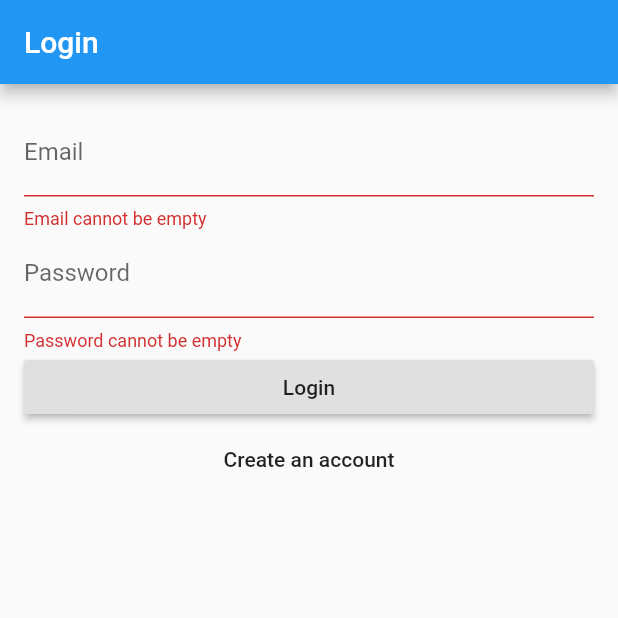
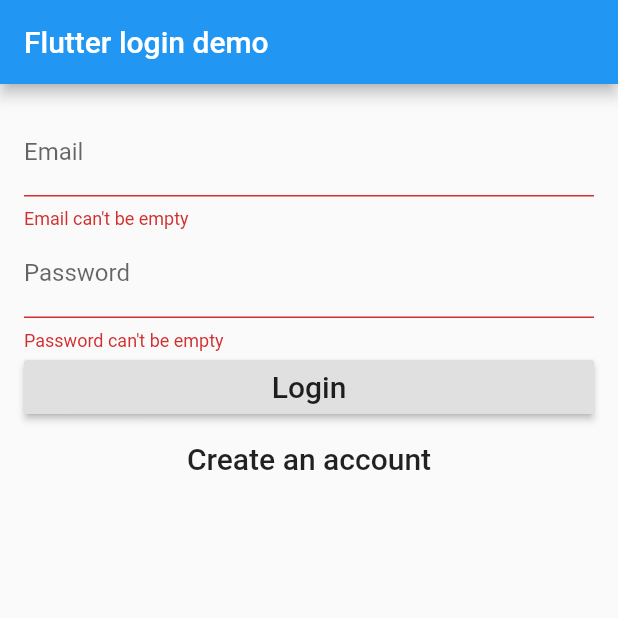
Before and after one commit to ykabbara/Torever, a Flutter app: the screen it shows after launch, after a tap on "Login", on a phone screen of 412 x 824 dp, the top half of it. Run offline on Flutter 3.47's test engine with Material 2 defaults, Android fonts, the phone set to English and light mode, and no system bars; our stand-ins replace firebase_auth; accounts and stored records are empty.

Commit message:
Root, Login, and Home pages are working
Now the app is fully working with the root page navigating to and from login and home pages ..
I had to copy files to make the app run as I didn't find the error from the previous commit.

Co-Authored-By: ozkanbolukbas <ozkanbolukbas@users.noreply.github.com>

```diff
--- a/torever/lib/LoginPage.dart
+++ b/torever/lib/LoginPage.dart
@@ -3,26 +3,30 @@ import 'auth.dart';
 
 class LoginPage extends StatefulWidget {
   LoginPage({this.auth, this.onSignedIn});
+  final BaseAuth auth;
+  final VoidCallback onSignedIn;
 
-  final BaseAuth auth;
-final VoidCallback onSignedIn;
   @override
-  State<StatefulWidget> createState() => _LoginPageState();
+  State<StatefulWidget> createState() => new _LoginPageState();
 }
 
-enum FormType { login, register }
+enum FormType {
+  login,
+  register
+}
 
 class _LoginPageState extends State<LoginPage> {
-  final formKey = GlobalKey<FormState>();
+
+  final formKey = new GlobalKey<FormState>();
 
   String _email;
   String _password;
   FormType _formType = FormType.login;
 
   bool validateAndSave() {
-    final from = formKey.currentState;
-    if (from.validate()) {
-      from.save();
+    final form = formKey.currentState;
+    if (form.validate()) {
+      form.save();
       return true;
     }
     return false;
@@ -32,17 +36,16 @@ class _LoginPageState extends State<LoginPage> {
     if (validateAndSave()) {
       try {
         if (_formType == FormType.login) {
-          String userId =
-              await widget.auth.signInWithEmailAndPassword(_email, _password);
-          print('$userId Signed In.');
+          String userId = await widget.auth.signInWithEmailAndPassword(_email, _password);
+          print('Signed in: $userId');
         } else {
-          String userID = await widget.auth
-              .createUserWithEmailAndPassword(_email, _password);
-          print('$userID Registered.');
+          String userId = await widget.auth.createUserWithEmailAndPassword(_email, _password);
+          print('Registered user: $userId');
         }
         widget.onSignedIn();
-      } catch (e) {
-        print('Login Error: $e');
+      }
+      catch (e) {
+        print('Error: $e');
       }
     }
   }
@@ -61,47 +64,36 @@ class _LoginPageState extends State<LoginPage> {
     });
   }
 
-  Widget buildAppBar() {
-    if (_formType == FormType.login) {
-      return Text('Login');
-    } else {
-      return Text('Register');
-    }
-  }
-
   @override
   Widget build(BuildContext context) {
-    // TODO: implement build
-    return Scaffold(
-      appBar: AppBar(
-        title: buildAppBar(),
-      ),
-      body: Padding(
-        padding: const EdgeInsets.all(16.0),
-        child: Form(
-          key: formKey,
-          child: Column(
-            crossAxisAlignment: CrossAxisAlignment.stretch,
-            children: buildInput() + buildSubmitButtons(),
-          ),
+    return new Scaffold(
+        appBar: new AppBar(
+          title: new Text('Flutter login demo'),
         ),
-      ),
+        body: new Container(
+            padding: EdgeInsets.all(16.0),
+            child: new Form(
+              key: formKey,
+              child: new Column(
+                crossAxisAlignment: CrossAxisAlignment.stretch,
+                children: buildInputs() + buildSubmitButtons(),
+              ),
+            )
+        )
     );
   }
 
-  List<Widget> buildInput() {
+  List<Widget> buildInputs() {
     return [
-      TextFormField(
-        decoration: InputDecoration(labelText: 'Email'),
-        validator: (value) => value.isEmpty ? 'Email cannot be empty' : null,
+      new TextFormField(
+        decoration: new InputDecoration(labelText: 'Email'),
+        validator: (value) => value.isEmpty ? 'Email can\'t be empty' : null,
         onSaved: (value) => _email = value,
       ),
-      TextFormField(
-        decoration: InputDecoration(
-          labelText: 'Password',
-        ),
+      new TextFormField(
+        decoration: new InputDecoration(labelText: 'Password'),
         obscureText: true,
-        validator: (value) => value.isEmpty ? 'Password cannot be empty' : null,
+        validator: (value) => value.isEmpty ? 'Password can\'t be empty' : null,
         onSaved: (value) => _password = value,
       ),
     ];
@@ -110,24 +102,24 @@ class _LoginPageState extends State<LoginPage> {
   List<Widget> buildSubmitButtons() {
     if (_formType == FormType.login) {
       return [
-        RaisedButton(
+        new RaisedButton(
+          child: new Text('Login', style: new TextStyle(fontSize: 20.0)),
           onPressed: validateAndSubmit,
-          child: Text('Login'),
         ),
-        FlatButton(
+        new FlatButton(
+          child: new Text('Create an account', style: new TextStyle(fontSize: 20.0)),
           onPressed: moveToRegister,
-          child: Text('Create an account'),
         ),
       ];
     } else {
       return [
-        RaisedButton(
+        new RaisedButton(
+          child: new Text('Create an account', style: new TextStyle(fontSize: 20.0)),
           onPressed: validateAndSubmit,
-          child: Text('Register'),
         ),
-        FlatButton(
+        new FlatButton(
+          child: new Text('Have an account? Login', style: new TextStyle(fontSize: 20.0)),
           onPressed: moveToLogin,
-          child: Text('I already have an account'),
         ),
       ];
     }
--- a/torever/lib/auth.dart
+++ b/torever/lib/auth.dart
@@ -3,29 +3,30 @@ import 'dart:async';
 
 abstract class BaseAuth {
   Future<String> signInWithEmailAndPassword(String email, String password);
-
   Future<String> createUserWithEmailAndPassword(String email, String password);
-
   Future<String> currentUser();
+  Future<void> signOut();
 }
 
 class Auth implements BaseAuth {
-  Future<String> signInWithEmailAndPassword(
-      String email, String password) async {
-    FirebaseUser user = await FirebaseAuth.instance
-        .signInWithEmailAndPassword(email: email, password: password);
+  final FirebaseAuth _firebaseAuth = FirebaseAuth.instance;
+
+  Future<String> signInWithEmailAndPassword(String email, String password) async {
+    FirebaseUser user = await _firebaseAuth.signInWithEmailAndPassword(email: email, password: password);
     return user.uid;
   }
 
-  Future<String> createUserWithEmailAndPassword(
-      String email, String password) async {
-    FirebaseUser user = await FirebaseAuth.instance
-        .createUserWithEmailAndPassword(email: email, password: password);
+  Future<String> createUserWithEmailAndPassword(String email, String password) async {
+    FirebaseUser user = await _firebaseAuth.createUserWithEmailAndPassword(email: email, password: password);
     return user.uid;
   }
 
   Future<String> currentUser() async {
-    FirebaseUser user = await FirebaseAuth.instance.currentUser();
+    FirebaseUser user = await _firebaseAuth.currentUser();
     return user.uid;
   }
+
+  Future<void> signOut() async {
+    return _firebaseAuth.signOut();
+  }
 }
--- /dev/null
+++ b/torever/lib/homePage.dart
@@ -0,0 +1,36 @@
+import 'package:flutter/material.dart';
+import 'auth.dart';
+class HomePage extends StatelessWidget {
+  HomePage({this.auth, this.onSignedOut});
+  final BaseAuth auth;
+  final VoidCallback onSignedOut;
+
+  void _signOut() async {
+    try {
+      await auth.signOut();
+      onSignedOut();
+    } catch (e) {
+      print(e);
+    }
+  }
+
+  @override
+  Widget build(BuildContext context) {
+    return new Scaffold(
+        appBar: new AppBar(
+          title: new Text('Welcome'),
+          actions: <Widget>[
+            new FlatButton(
+                child: new Text('Logout', style: new TextStyle(fontSize: 17.0, color: Colors.white)),
+                onPressed: _signOut
+            )
+          ],
+        ),
+        body: new Container(
+          child: new Center(
+              child: new Text('Welcome', style: new TextStyle(fontSize: 32.0))
+          ),
+        )
+    );
+  }
+}
--- a/torever/lib/main.dart
+++ b/torever/lib/main.dart
@@ -1,19 +1,22 @@
 import 'package:flutter/material.dart';
-import 'LoginPage.dart';
 import 'auth.dart';
 import 'rootPage.dart';
 
-void main(){
-  runApp(MyApp());
+void main() {
+  runApp(new MyApp());
 }
 
-class MyApp extends StatelessWidget{
+class MyApp extends StatelessWidget {
+
   @override
   Widget build(BuildContext context) {
-    // TODO: implement build
-    return MaterialApp(
-      title: 'Torever',
-      home: RootPage(auth: Auth()),
+
+    return new MaterialApp(
+        title: 'Flutter login demo',
+        theme: new ThemeData(
+          primarySwatch: Colors.blue,
+        ),
+        home: RootPage(auth: new Auth())
     );
   }
 }
--- a/torever/lib/rootPage.dart
+++ b/torever/lib/rootPage.dart
@@ -1,19 +1,20 @@
 import 'package:flutter/material.dart';
 import 'LoginPage.dart';
 import 'auth.dart';
+import 'homePage.dart';
 
 class RootPage extends StatefulWidget {
   RootPage({this.auth});
-
   final BaseAuth auth;
 
   @override
-  State<StatefulWidget> createState() => _RootPageState();
+  State<StatefulWidget> createState() => new _RootPageState();
 }
 
-enum AuthStatus { notSignedIn, signedIn }
-
-
+enum AuthStatus {
+  notSignedIn,
+  signedIn,
+}
 
 class _RootPageState extends State<RootPage> {
 
@@ -23,30 +24,35 @@ class _RootPageState extends State<RootPage> {
     super.initState();
     widget.auth.currentUser().then((userId) {
       setState(() {
-        authStatus =
-            userId == null ? AuthStatus.notSignedIn : AuthStatus.signedIn;
+        authStatus = userId == null ? AuthStatus.notSignedIn : AuthStatus.signedIn;
       });
     });
   }
 
-  void _signedIn(){
+  void _signedIn() {
     setState(() {
       authStatus = AuthStatus.signedIn;
     });
   }
 
+  void _signedOut() {
+    setState(() {
+      authStatus = AuthStatus.notSignedIn;
+    });
+  }
+
   @override
   Widget build(BuildContext context) {
-    AuthStatus _authStatus = AuthStatus.notSignedIn;
-    switch (_authStatus) {
+    switch (authStatus) {
       case AuthStatus.notSignedIn:
-        return LoginPage(
-          auth: Auth(),
+        return new LoginPage(
+          auth: widget.auth,
           onSignedIn: _signedIn,
         );
       case AuthStatus.signedIn:
-        return Container(
-          child: Text('Welcome Home'),
+        return new HomePage(
+          auth: widget.auth,
+          onSignedOut: _signedOut,
         );
     }
   }
```
